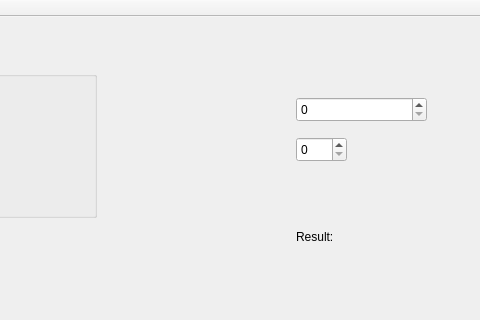
First picture: the form in QtPi/mainwindow.ui, repository kzhereb/knu-is-ooop2019, before the edit; both pictures show x 134 to 614 and y 0 to 320 of the 724 by 490 pixel window.
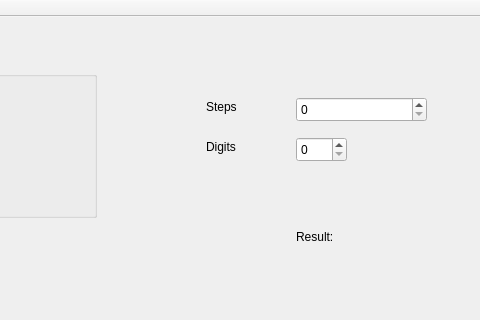
Second picture: the form after the edit.

Commit message: Names for input boxes in UI

```diff
--- a/QtPi/mainwindow.ui
+++ b/QtPi/mainwindow.ui
@@ -92,6 +92,32 @@
      <number>14</number>
     </property>
    </widget>
+   <widget class="QLabel" name="lblSteps">
+    <property name="geometry">
+     <rect>
+      <x>340</x>
+      <y>80</y>
+      <width>68</width>
+      <height>19</height>
+     </rect>
+    </property>
+    <property name="text">
+     <string>Steps</string>
+    </property>
+   </widget>
+   <widget class="QLabel" name="lblDigits">
+    <property name="geometry">
+     <rect>
+      <x>340</x>
+      <y>120</y>
+      <width>68</width>
+      <height>19</height>
+     </rect>
+    </property>
+    <property name="text">
+     <string>Digits</string>
+    </property>
+   </widget>
   </widget>
   <widget class="QMenuBar" name="menuBar">
    <property name="geometry">
```
